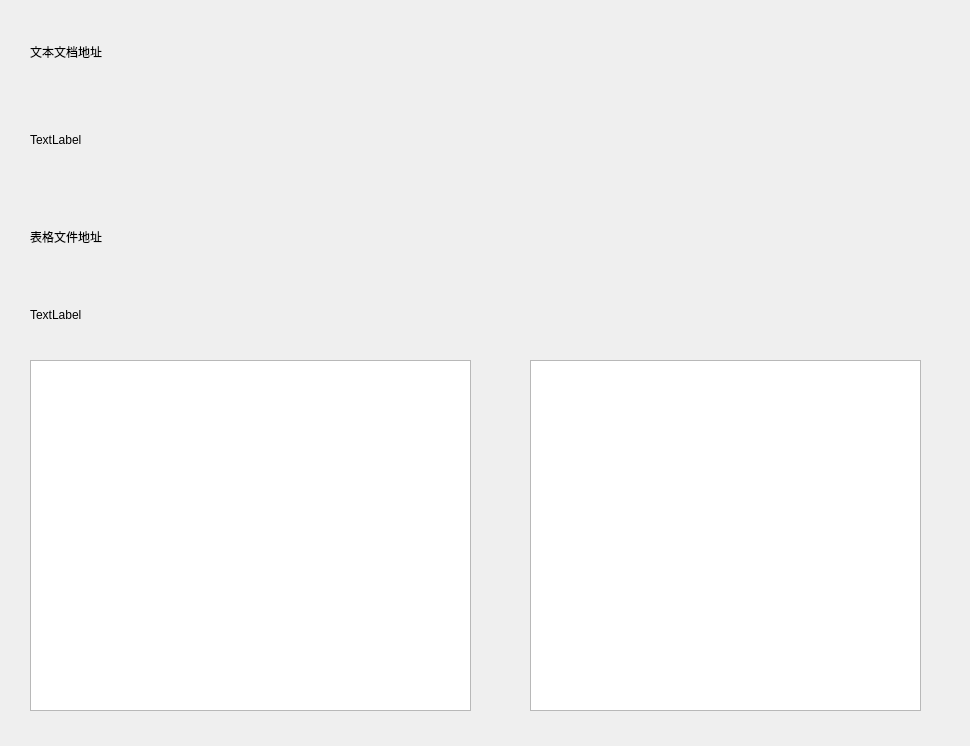
First picture: the form in app/secondui.ui, repository Sama20030220/Jpg2Excel, before the edit.
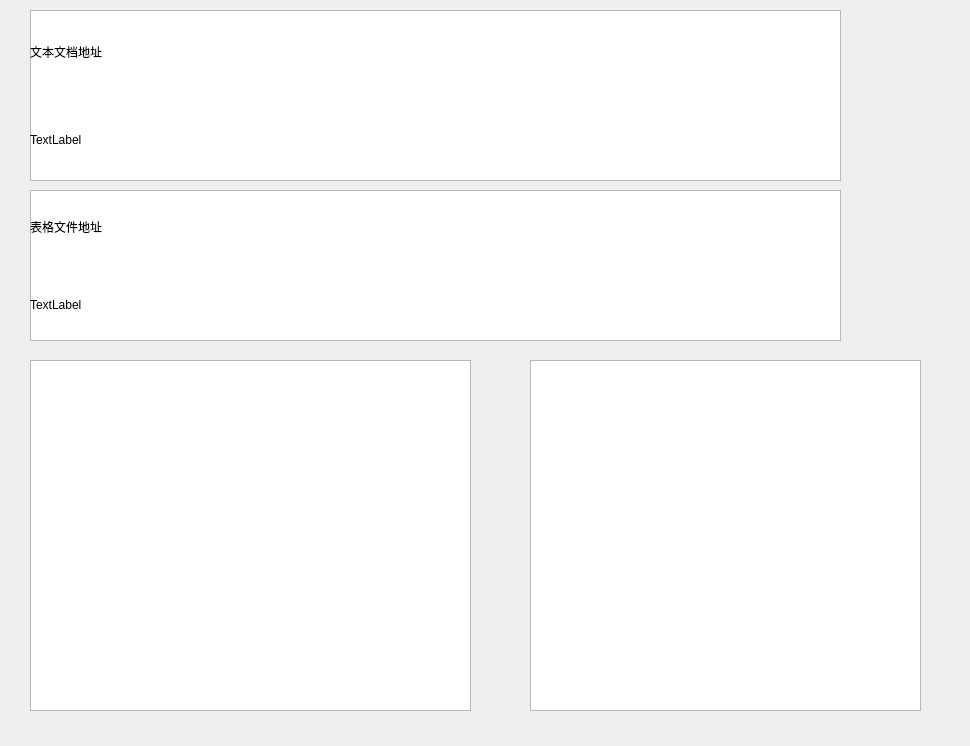
Second picture: the form after the edit.

What changed in the file:
```diff
--- a/app/secondui.ui
+++ b/app/secondui.ui
@@ -43,7 +43,7 @@
    <property name="geometry">
     <rect>
      <x>30</x>
-     <y>200</y>
+     <y>190</y>
      <width>811</width>
      <height>151</height>
     </rect>
@@ -88,6 +88,32 @@
     </rect>
    </property>
   </widget>
+  <widget class="QGraphicsView" name="graphicsView">
+   <property name="geometry">
+    <rect>
+     <x>30</x>
+     <y>10</y>
+     <width>811</width>
+     <height>171</height>
+    </rect>
+   </property>
+  </widget>
+  <widget class="QGraphicsView" name="graphicsView_2">
+   <property name="geometry">
+    <rect>
+     <x>30</x>
+     <y>190</y>
+     <width>811</width>
+     <height>151</height>
+    </rect>
+   </property>
+  </widget>
+  <zorder>graphicsView_2</zorder>
+  <zorder>graphicsView</zorder>
+  <zorder>verticalLayoutWidget</zorder>
+  <zorder>verticalLayoutWidget_2</zorder>
+  <zorder>tableView</zorder>
+  <zorder>textEdit</zorder>
  </widget>
  <resources/>
  <connections/>
```
